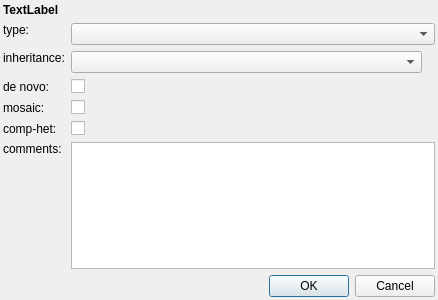
The window that src/GSvar/ReportVariantDialog.ui (imgag/ngs-bits) describes before a commit, drawn with Qt 5.
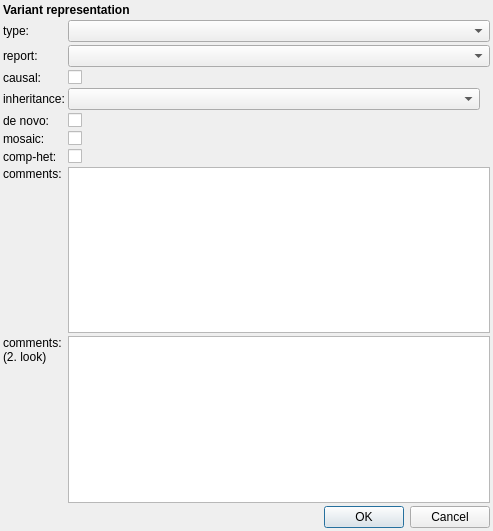
The same window after the commit. Icons and pictures are not drawn.

Commit message: Updated report variant configuration model.

Diff of the .ui file:
```diff
--- a/src/GSvar/ReportVariantDialog.ui
+++ b/src/GSvar/ReportVariantDialog.ui
@@ -6,8 +6,8 @@
    <rect>
     <x>0</x>
     <y>0</y>
-    <width>438</width>
-    <height>300</height>
+    <width>493</width>
+    <height>531</height>
    </rect>
   </property>
   <property name="windowTitle">
@@ -30,77 +30,62 @@
    <property name="bottomMargin">
     <number>3</number>
    </property>
-   <item row="2" column="0">
-    <widget class="QLabel" name="label_2">
+   <property name="spacing">
+    <number>3</number>
+   </property>
+   <item row="10" column="1" colspan="3">
+    <widget class="QPlainTextEdit" name="comments2"/>
+   </item>
+   <item row="10" column="0">
+    <widget class="QLabel" name="label_9">
+     <property name="toolTip">
+      <string>&lt;html&gt;&lt;head/&gt;&lt;body&gt;&lt;p&gt;Comments of a second person that reviews the first evaluation.&lt;/p&gt;&lt;/body&gt;&lt;/html&gt;</string>
+     </property>
      <property name="text">
-      <string>inheritance:</string>
+      <string>&lt;html&gt;&lt;head/&gt;&lt;body&gt;&lt;p&gt;comments:&lt;br/&gt;(2. look)&lt;/p&gt;&lt;/body&gt;&lt;/html&gt;</string>
      </property>
      <property name="alignment">
       <set>Qt::AlignLeading|Qt::AlignLeft|Qt::AlignTop</set>
      </property>
+     <property name="wordWrap">
+      <bool>true</bool>
+     </property>
     </widget>
    </item>
-   <item row="5" column="0">
-    <widget class="QLabel" name="label_5">
+   <item row="2" column="1" colspan="3">
+    <widget class="QComboBox" name="type"/>
+   </item>
+   <item row="4" column="1" colspan="3">
+    <widget class="QCheckBox" name="causal">
      <property name="text">
-      <string>comp-het:</string>
+      <string/>
      </property>
     </widget>
    </item>
-   <item row="3" column="0">
+   <item row="6" column="0">
     <widget class="QLabel" name="label_3">
      <property name="text">
       <string>de novo:</string>
      </property>
+     <property name="alignment">
+      <set>Qt::AlignLeading|Qt::AlignLeft|Qt::AlignVCenter</set>
+     </property>
      <property name="buddy">
       <cstring>de_novo</cstring>
      </property>
     </widget>
    </item>
-   <item row="2" column="1" colspan="2">
-    <widget class="QComboBox" name="inheritance"/>
+   <item row="9" column="1" colspan="3">
+    <widget class="QPlainTextEdit" name="comments"/>
    </item>
-   <item row="0" column="0" colspan="3">
-    <widget class="QLabel" name="variant">
-     <property name="font">
-      <font>
-       <weight>75</weight>
-       <bold>true</bold>
-      </font>
-     </property>
+   <item row="8" column="1" colspan="3">
+    <widget class="QCheckBox" name="comp_het">
      <property name="text">
-      <string>TextLabel</string>
+      <string/>
      </property>
     </widget>
    </item>
-   <item row="1" column="0">
-    <widget class="QLabel" name="label">
-     <property name="text">
-      <string>type:</string>
-     </property>
-     <property name="alignment">
-      <set>Qt::AlignLeading|Qt::AlignLeft|Qt::AlignTop</set>
-     </property>
-    </widget>
-   </item>
-   <item row="4" column="0">
-    <widget class="QLabel" name="label_4">
-     <property name="text">
-      <string>mosaic:</string>
-     </property>
-    </widget>
-   </item>
-   <item row="6" column="0">
-    <widget class="QLabel" name="label_6">
-     <property name="text">
-      <string>comments:</string>
-     </property>
-     <property name="alignment">
-      <set>Qt::AlignLeading|Qt::AlignLeft|Qt::AlignTop</set>
-     </property>
-    </widget>
-   </item>
-   <item row="2" column="3">
+   <item row="5" column="3">
     <widget class="QLabel" name="inheritance_hint">
      <property name="sizePolicy">
       <sizepolicy hsizetype="Preferred" vsizetype="Preferred">
@@ -110,8 +95,8 @@
      </property>
      <property name="maximumSize">
       <size>
-       <width>20</width>
-       <height>20</height>
+       <width>18</width>
+       <height>18</height>
       </size>
      </property>
      <property name="text">
@@ -125,34 +110,30 @@
      </property>
     </widget>
    </item>
-   <item row="1" column="1" colspan="3">
-    <widget class="QComboBox" name="type"/>
-   </item>
-   <item row="3" column="1" colspan="3">
-    <widget class="QCheckBox" name="de_novo">
+   <item row="5" column="0">
+    <widget class="QLabel" name="label_2">
      <property name="text">
-      <string/>
+      <string>inheritance:</string>
      </property>
-    </widget>
-   </item>
-   <item row="4" column="1" colspan="3">
-    <widget class="QCheckBox" name="mosaic">
-     <property name="text">
-      <string/>
+     <property name="alignment">
+      <set>Qt::AlignLeading|Qt::AlignLeft|Qt::AlignVCenter</set>
      </property>
     </widget>
    </item>
-   <item row="5" column="1" colspan="3">
-    <widget class="QCheckBox" name="comp_het">
+   <item row="4" column="0">
+    <widget class="QLabel" name="label_8">
+     <property name="toolTip">
+      <string>The variant is causal for the patient phenotype(s).</string>
+     </property>
      <property name="text">
-      <string/>
+      <string>causal:</string>
      </property>
+     <property name="alignment">
+      <set>Qt::AlignLeading|Qt::AlignLeft|Qt::AlignVCenter</set>
+     </property>
     </widget>
    </item>
-   <item row="6" column="1" colspan="3">
-    <widget class="QPlainTextEdit" name="comments"/>
-   </item>
-   <item row="7" column="0" colspan="4">
+   <item row="11" column="0" colspan="4">
     <widget class="QDialogButtonBox" name="buttonBox">
      <property name="orientation">
       <enum>Qt::Horizontal</enum>
@@ -162,6 +143,108 @@
      </property>
     </widget>
    </item>
+   <item row="6" column="1" colspan="3">
+    <widget class="QCheckBox" name="de_novo">
+     <property name="text">
+      <string/>
+     </property>
+    </widget>
+   </item>
+   <item row="8" column="0">
+    <widget class="QLabel" name="label_5">
+     <property name="toolTip">
+      <string>The variant is compound-heterozygous.</string>
+     </property>
+     <property name="text">
+      <string>comp-het:</string>
+     </property>
+     <property name="alignment">
+      <set>Qt::AlignLeading|Qt::AlignLeft|Qt::AlignVCenter</set>
+     </property>
+    </widget>
+   </item>
+   <item row="9" column="0">
+    <widget class="QLabel" name="label_6">
+     <property name="toolTip">
+      <string>&lt;html&gt;&lt;head/&gt;&lt;body&gt;&lt;p&gt;Comments of the first evaluation.&lt;/p&gt;&lt;/body&gt;&lt;/html&gt;</string>
+     </property>
+     <property name="text">
+      <string>comments:</string>
+     </property>
+     <property name="alignment">
+      <set>Qt::AlignLeading|Qt::AlignLeft|Qt::AlignTop</set>
+     </property>
+    </widget>
+   </item>
+   <item row="0" column="0" colspan="3">
+    <widget class="QLabel" name="variant">
+     <property name="font">
+      <font>
+       <weight>75</weight>
+       <bold>true</bold>
+      </font>
+     </property>
+     <property name="text">
+      <string>Variant representation</string>
+     </property>
+    </widget>
+   </item>
+   <item row="7" column="0">
+    <widget class="QLabel" name="label_4">
+     <property name="toolTip">
+      <string>The variant is in mosaic state.</string>
+     </property>
+     <property name="text">
+      <string>mosaic:</string>
+     </property>
+     <property name="alignment">
+      <set>Qt::AlignLeading|Qt::AlignLeft|Qt::AlignVCenter</set>
+     </property>
+    </widget>
+   </item>
+   <item row="2" column="0">
+    <widget class="QLabel" name="label">
+     <property name="toolTip">
+      <string>&lt;html&gt;&lt;head/&gt;&lt;body&gt;&lt;p&gt;Report type the variant belongs to.&lt;/p&gt;&lt;p&gt;This information is mandatory!&lt;/p&gt;&lt;/body&gt;&lt;/html&gt;</string>
+     </property>
+     <property name="text">
+      <string>type:</string>
+     </property>
+     <property name="alignment">
+      <set>Qt::AlignLeading|Qt::AlignLeft|Qt::AlignVCenter</set>
+     </property>
+    </widget>
+   </item>
+   <item row="7" column="1" colspan="3">
+    <widget class="QCheckBox" name="mosaic">
+     <property name="text">
+      <string/>
+     </property>
+    </widget>
+   </item>
+   <item row="5" column="1" colspan="2">
+    <widget class="QComboBox" name="inheritance">
+     <property name="toolTip">
+      <string>Inhertitance mode of the variant.</string>
+     </property>
+    </widget>
+   </item>
+   <item row="3" column="0">
+    <widget class="QLabel" name="label_7">
+     <property name="toolTip">
+      <string>&lt;html&gt;&lt;head/&gt;&lt;body&gt;&lt;p&gt;If the variant is included in the report or not.&lt;/p&gt;&lt;p&gt;This information is mandatory!&lt;/p&gt;&lt;/body&gt;&lt;/html&gt;</string>
+     </property>
+     <property name="text">
+      <string>report:</string>
+     </property>
+     <property name="alignment">
+      <set>Qt::AlignLeading|Qt::AlignLeft|Qt::AlignVCenter</set>
+     </property>
+    </widget>
+   </item>
+   <item row="3" column="1" colspan="3">
+    <widget class="QComboBox" name="report"/>
+   </item>
   </layout>
  </widget>
  <resources>
```
Left out of the diff: 3 changed lines with no effect on the pictures. The commit also changes 27 other files.
